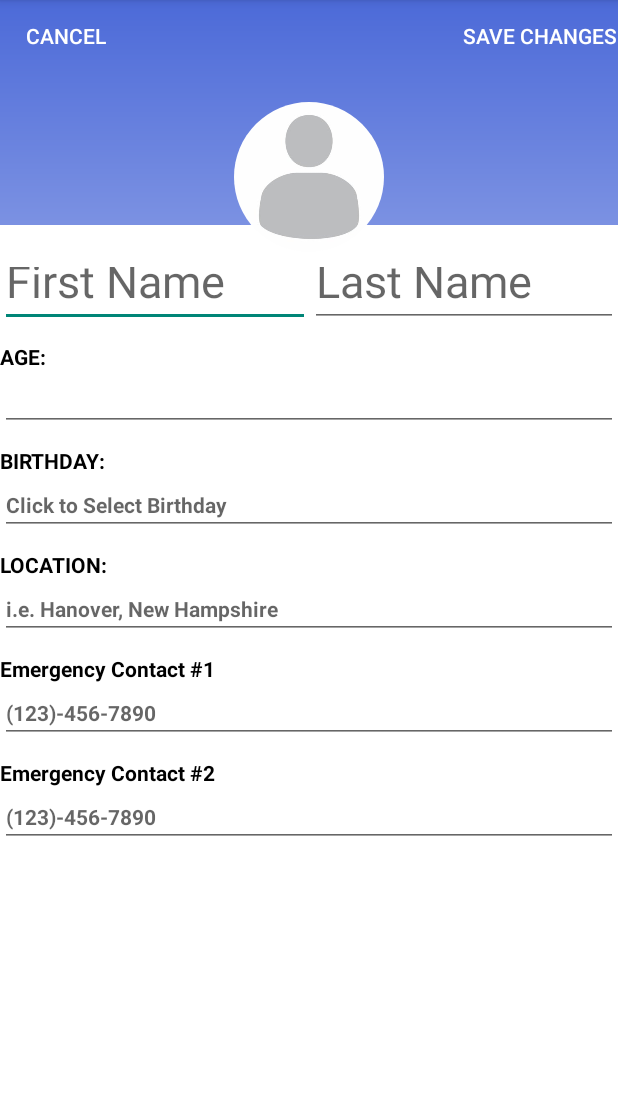
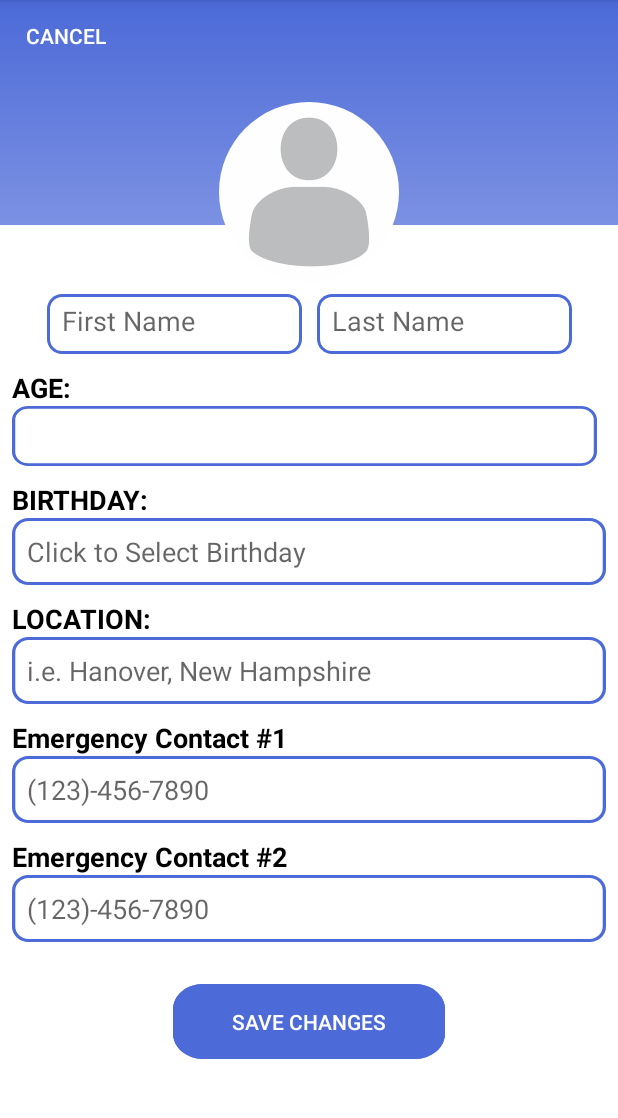
Before and after one commit to gracewanggw/RememberMe, an Android app: the EditUserProfileActivity screen opened directly, with no data from a screen before it, on a phone screen of 412 x 824 dp, the part 84-1202 px from its top. Run offline under Robolectric (Android 15) with nearby library versions, the phone set to English and light mode, and no system bars.

Commit message:
UI updates

```diff
--- /dev/null
+++ b/app/src/main/res/drawable/input_box.xml
@@ -0,0 +1,24 @@
+<vector
+    xmlns:android="http://schemas.android.com/apk/res/android"
+    xmlns:aapt="http://schemas.android.com/aapt"
+    android:width="360dp"
+    android:height="43dp"
+    android:viewportWidth="360"
+    android:viewportHeight="43"
+    >
+
+    <group>
+
+        <clip-path
+            android:pathData="M10 0H350C355.523 0 360 4.47715 360 10V33C360 38.5228 355.523 43 350 43H10C4.47715 43 0 38.5228 0 33V10C0 4.47715 4.47715 0 10 0Z"
+            />
+
+        <path
+            android:pathData="M10 0H350C355.523 0 360 4.47715 360 10V33C360 38.5228 355.523 43 350 43H10C4.47715 43 0 38.5228 0 33V10C0 4.47715 4.47715 0 10 0Z"
+            android:strokeWidth="4"
+            android:strokeColor="#4C6AD8"
+            />
+
+    </group>
+
+</vector>
--- /dev/null
+++ b/app/src/main/res/drawable/input_box_name.xml
@@ -0,0 +1,24 @@
+<vector
+    xmlns:android="http://schemas.android.com/apk/res/android"
+    xmlns:aapt="http://schemas.android.com/aapt"
+    android:width="170dp"
+    android:height="40dp"
+    android:viewportWidth="170"
+    android:viewportHeight="40"
+    >
+
+    <group>
+
+        <clip-path
+            android:pathData="M10 0H160C165.523 0 170 4.47715 170 10V30C170 35.5228 165.523 40 160 40H10C4.47715 40 0 35.5228 0 30V10C0 4.47715 4.47715 0 10 0Z"
+            />
+
+        <path
+            android:pathData="M10 0H160C165.523 0 170 4.47715 170 10V30C170 35.5228 165.523 40 160 40H10C4.47715 40 0 35.5228 0 30V10C0 4.47715 4.47715 0 10 0Z"
+            android:strokeWidth="4"
+            android:strokeColor="#4C6AD8"
+            />
+
+    </group>
+
+</vector>
--- /dev/null
+++ b/app/src/main/res/drawable/quiz_button2.xml
@@ -0,0 +1,29 @@
+<vector
+    xmlns:android="http://schemas.android.com/apk/res/android"
+    xmlns:aapt="http://schemas.android.com/aapt"
+    android:width="181dp"
+    android:height="59dp"
+    android:viewportWidth="181"
+    android:viewportHeight="59"
+    >
+
+    <group>
+
+        <clip-path
+            android:pathData="M20 0H161C172.046 0 181 8.95431 181 20V39C181 50.0457 172.046 59 161 59H20C8.95431 59 0 50.0457 0 39V20C0 8.95431 8.95431 0 20 0Z"
+            />
+
+        <path
+            android:pathData="M0 0V59H181V0"
+            android:fillColor="#4C6AD8"
+            />
+
+        <path
+            android:pathData="M20 0H161C172.046 0 181 8.95431 181 20V39C181 50.0457 172.046 59 161 59H20C8.95431 59 0 50.0457 0 39V20C0 8.95431 8.95431 0 20 0Z"
+            android:strokeWidth="6"
+            android:strokeColor="#4C6AD8"
+            />
+
+    </group>
+
+</vector>
--- /dev/null
+++ b/app/src/main/res/font/oswald.xml
@@ -0,0 +1,4 @@
+<?xml version="1.0" encoding="utf-8"?>
+<font-family xmlns:android="http://schemas.android.com/apk/res/android">
+
+</font-family>
--- a/app/src/main/res/layout/activity_edit_framily_profile.xml
+++ b/app/src/main/res/layout/activity_edit_framily_profile.xml
@@ -28,8 +28,8 @@
         android:textColor="@color/white" />
 
     <ImageView
-        android:layout_width="100dp"
-        android:layout_height="100dp"
+        android:layout_width="120dp"
+        android:layout_height="120dp"
         android:id="@+id/photo"
         android:layout_marginTop="20dp"
         android:layout_below="@+id/save"
--- a/app/src/main/res/layout/activity_edit_profile.xml
+++ b/app/src/main/res/layout/activity_edit_profile.xml
@@ -15,31 +15,25 @@
         android:text="@string/cancel"
         android:textColor="@color/white" />
 
-    <Button
-        android:layout_width="wrap_content"
-        android:layout_height="wrap_content"
-        android:text="@string/save"
-        android:id="@+id/save"
-        android:background="@android:color/transparent"
-        android:layout_toRightOf="@+id/back"
-        android:paddingLeft="150dp"
-        android:layout_alignParentRight="true"
-        android:textColor="@color/white" />
 
     <ImageView
-        android:layout_width="100dp"
-        android:layout_height="100dp"
+        android:layout_width="120dp"
+        android:layout_height="120dp"
         android:id="@+id/photo"
+        android:layout_below="@id/cancel"
         android:layout_marginTop="20dp"
-        android:layout_below="@+id/save"
         android:layout_centerHorizontal="true"
         android:scaleType="centerCrop"
         android:layout_gravity="center"
         android:src="@drawable/_pic"/>
 
     <ScrollView
+        android:id="@+id/scrollView"
         android:layout_width="match_parent"
         android:layout_height="wrap_content"
+        android:layout_marginLeft="8dp"
+        android:layout_marginRight="8dp"
+        android:layout_marginTop="8dp"
         android:layout_below="@+id/photo">
 
         <LinearLayout
@@ -53,22 +47,27 @@
                 android:orientation="horizontal">
 
                 <EditText
-                    android:layout_width="wrap_content"
-                    android:layout_height="50dp"
+                    android:layout_width="170dp"
+                    android:layout_height="40dp"
                     android:id="@+id/name_first"
                     android:hint="First Name"
-                    android:textSize="30dp"
+                    android:textSize="18dp"
+                    android:padding="10dp"
+                    android:layout_marginLeft="23dp"
                     android:textColor="@color/black"
-                    android:layout_weight="1"/>
+                    android:background="@drawable/input_box_name"/>
 
                 <EditText
-                    android:layout_width="wrap_content"
-                    android:layout_height="50dp"
+                    android:layout_width="170dp"
+                    android:layout_height="40dp"
                     android:id="@+id/name_last"
                     android:hint="Last Name"
-                    android:textSize="30dp"
+                    android:padding="10dp"
+                    android:layout_marginLeft="10dp"
+                    android:textSize="18dp"
                     android:textColor="@color/black"
-                    android:layout_weight="1"/>
+
+                    android:background="@drawable/input_box_name"/>
 
             </LinearLayout>
 
@@ -89,15 +88,16 @@
                     android:text="@string/age"
                     android:textColor="@color/black"
                     android:textStyle="bold"
-                    android:textSize="14dp" />
+                    android:textSize="18dp" />
 
                 <EditText
                     android:id="@+id/age"
-                    android:layout_width="match_parent"
-                    android:layout_height="wrap_content"
+                    android:layout_width="390dp"
+                    android:layout_height="40dp"
                     android:textColor="@color/black"
-                    android:textSize="14dp"
-                    android:textStyle="bold"/>
+                    android:textSize="18dp"
+                    android:padding="10dp"
+                    android:background="@drawable/input_box"/>
 
                 <TextView
                     android:id="@+id/birthday_label"
@@ -107,16 +107,17 @@
                     android:text="@string/birthday"
                     android:textColor="@color/black"
                     android:textStyle="bold"
-                    android:textSize="14dp" />
+                    android:textSize="18dp" />
 
                 <EditText
                     android:id="@+id/birthday"
                     android:layout_width="match_parent"
                     android:layout_height="wrap_content"
                     android:textColor="@color/black"
-                    android:textSize="14dp"
-                    android:textStyle="bold"
-                    android:hint="Click to Select Birthday"/>
+                    android:textSize="18dp"
+                    android:hint="Click to Select Birthday"
+                    android:padding="10dp"
+                    android:background="@drawable/input_box"/>
 
                 <TextView
                     android:id="@+id/location_label"
@@ -126,16 +127,17 @@
                     android:text="@string/location"
                     android:textColor="@color/black"
                     android:textStyle="bold"
-                    android:textSize="14dp" />
+                    android:textSize="18dp" />
 
                 <EditText
                     android:id="@+id/location"
                     android:layout_width="match_parent"
                     android:layout_height="wrap_content"
                     android:textColor="@color/black"
-                    android:textSize="14dp"
+                    android:textSize="18dp"
                     android:hint="i.e. Hanover, New Hampshire"
-                    android:textStyle="bold"/>
+                    android:padding="10dp"
+                    android:background="@drawable/input_box"/>
 
                 <TextView
                     android:id="@+id/contact_1"
@@ -145,18 +147,19 @@
                     android:text="Emergency Contact #1"
                     android:textColor="@color/black"
                     android:textStyle="bold"
-                    android:textSize="14dp" />
+                    android:textSize="18dp" />
 
                 <EditText
                     android:id="@+id/phone1"
                     android:layout_width="match_parent"
                     android:layout_height="wrap_content"
                     android:textColor="@color/black"
-                    android:textSize="14dp"
+                    android:textSize="18dp"
                     android:inputType="phone"
                     android:digits="0123456789+"
                     android:hint="(123)-456-7890"
-                    android:textStyle="bold"/>
+                    android:padding="10dp"
+                    android:background="@drawable/input_box"/>
 
                 <TextView
                     android:id="@+id/contact_2"
@@ -166,21 +169,37 @@
                     android:text="Emergency Contact #2"
                     android:textColor="@color/black"
                     android:textStyle="bold"
-                    android:textSize="14dp" />
+                    android:textSize="18dp" />
 
                 <EditText
                     android:id="@+id/phone2"
                     android:layout_width="match_parent"
                     android:layout_height="wrap_content"
                     android:textColor="@color/black"
-                    android:textSize="14dp"
+                    android:textSize="18dp"
                     android:inputType="phone"
                     android:digits="0123456789+"
                     android:hint="(123)-456-7890"
-                    android:textStyle="bold"/>
+                    android:padding="10dp"
+                    android:background="@drawable/input_box"/>
 
             </LinearLayout>
         </LinearLayout>
+
     </ScrollView>
 
+    <Button
+        android:layout_marginTop="28dp"
+        android:layout_below="@id/scrollView"
+        android:layout_centerInParent="true"
+        android:text="@string/save"
+        android:id="@+id/save"
+        android:layout_width="181dp"
+        android:layout_height="50dp"
+        android:layout_marginLeft="10dp"
+        android:clickable="true"
+        android:background="@drawable/quiz_button2"
+        android:textColor="@color/white"/>
+
+
 </RelativeLayout>
--- a/app/src/main/res/layout/fragment_profile.xml
+++ b/app/src/main/res/layout/fragment_profile.xml
@@ -9,8 +9,8 @@
 
 
     <ImageView
-        android:layout_width="100dp"
-        android:layout_height="100dp"
+        android:layout_width="120dp"
+        android:layout_height="120dp"
         android:id="@+id/photo_profile"
         android:layout_marginTop="80dp"
         android:layout_below="@+id/back"
--- a/app/src/main/res/values/colors.xml
+++ b/app/src/main/res/values/colors.xml
@@ -12,5 +12,9 @@
     <color name="custom_green">#2FCD9B</color>
     <color name="custom_red">#FF5A58</color>
     <color name="custom_light_blue">#53A3EC</color>
-    <color name="blue1">#add8e6</color>
+    <color name="blue1">#4c8dd8</color>
+    <color name="blue2">#4c76d8</color>
+    <color name="blue3">#4c5ed8</color>
+    <color name="blue4">#514cd8</color>
+
 </resources>
```
Also changed, not shown: app/src/main/java/com/example/rememberme/ui/quiz/QuizFragment.java (+75 -25 lines), app/src/main/res/drawable/people_circle.xml (added, +64 -0 lines), app/src/main/res/drawable/quiz_button1.xml (added, +31 -0 lines), app/src/main/res/drawable/quiz_rectangle1.xml (deleted, +0 -23 lines), app/src/main/res/layout/fragment_quiz.xml (+36 -8 lines), app/src/main/res/layout/people_grid_item.xml (+7 -3 lines), app/src/main/res/drawable-v24/birthday_icon.webp (added).
